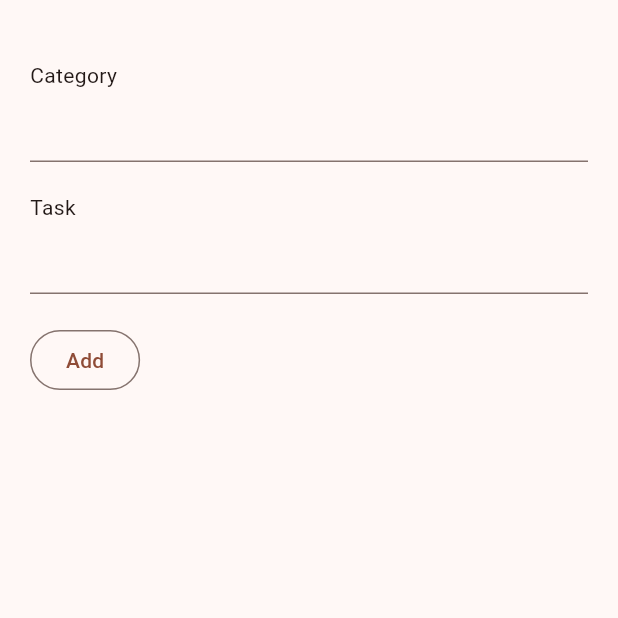
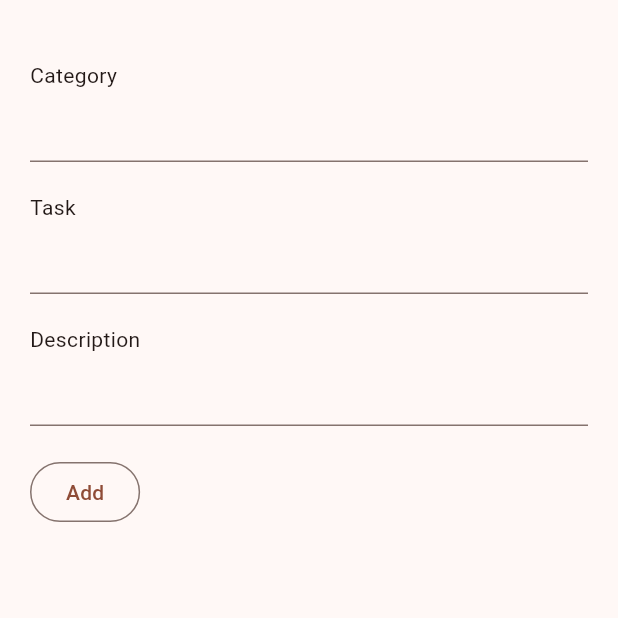
Before and after one commit to TretiakAnton/TodoWeather, a Flutter app: the screen it shows after launch, after a tap on the "add" icon, on a phone screen of 412 x 824 dp, the top half of it. Run offline on Flutter 3.47's test engine with Material 3 defaults, Android fonts, the phone set to English and light mode, and no system bars; our stand-ins replace copy_with_extension, flutter_bloc, geolocator, go_router, shared_preferences.

Commit message:
add description to the tasks

```diff
--- a/lib/domain/models/todo/todo.dart
+++ b/lib/domain/models/todo/todo.dart
@@ -7,12 +7,14 @@ part 'todo.g.dart';
 @JsonSerializable()
 class Todo {
   final String task;
+  final String description;
   final String category;
   final bool isDone;
   final int id;
 
   Todo({
     required this.task,
+    required this.description,
     required this.category,
     required this.isDone,
     required this.id,
--- a/lib/presentation/todo/bloc/todo_cubit.dart
+++ b/lib/presentation/todo/bloc/todo_cubit.dart
@@ -69,9 +69,14 @@ class TodoCubit extends Cubit<TodoState> {
     emit(state.copyWith(categoryFilters: oldFilters));
   }
 
-  addTodo({required String todo, required String category}) async {
+  addTodo({
+    required String todo,
+    required String description,
+    required String category,
+  }) async {
     await _repository.addTodo(Todo(
       task: todo,
+      description: description,
       category: category,
       isDone: false,
       id: Random().nextInt(10000),
--- a/lib/presentation/todo/view/add_todo_screen.dart
+++ b/lib/presentation/todo/view/add_todo_screen.dart
@@ -7,6 +7,7 @@ class AddTodoScreen extends StatelessWidget {
   AddTodoScreen({Key? key}) : super(key: key);
   final TextEditingController _categoryController = TextEditingController();
   final TextEditingController _taskController = TextEditingController();
+  final TextEditingController _descriptionController = TextEditingController();
 
   @override
   Widget build(BuildContext context) {
@@ -33,13 +34,23 @@ class AddTodoScreen extends StatelessWidget {
             const SizedBox(
               height: 20,
             ),
+            const Text('Description'),
+            TextFormField(
+              controller: _descriptionController,
+            ),
+            const SizedBox(
+              height: 20,
+            ),
             OutlinedButton(
               onPressed: () async {
                 if (_categoryController.text.isNotEmpty &&
-                    _taskController.text.isNotEmpty) {
+                    _taskController.text.isNotEmpty &&
+                    _descriptionController.text.isNotEmpty) {
                   await context.read<TodoCubit>().addTodo(
-                      todo: _taskController.text,
-                      category: _categoryController.text);
+                        todo: _taskController.text,
+                        category: _categoryController.text,
+                        description: _descriptionController.text,
+                      );
                   if (context.mounted) {
                     GoRouter.of(context).pop();
                   }
--- a/lib/presentation/todo/view/todo_screen.dart
+++ b/lib/presentation/todo/view/todo_screen.dart
@@ -128,11 +128,15 @@ class _EmptyWidget extends StatelessWidget {
 
   @override
   Widget build(BuildContext context) {
-    return Column(
-      children: [
-        const SizedBox(height: 200),
-        Text(isTasksEmpty ? 'You have no tasks' : 'No tasks with that filters'),
-      ],
+    return Center(
+      child: Column(
+        children: [
+          const SizedBox(height: 200),
+          Text(
+            isTasksEmpty ? 'You have no tasks' : 'No tasks with that filters',
+          ),
+        ],
+      ),
     );
   }
 }
```
Also changed, not shown: lib/presentation/todo/view/todo_details_screen.dart (+19 -2 lines), lib/domain/models/todo/todo.g.dart.
